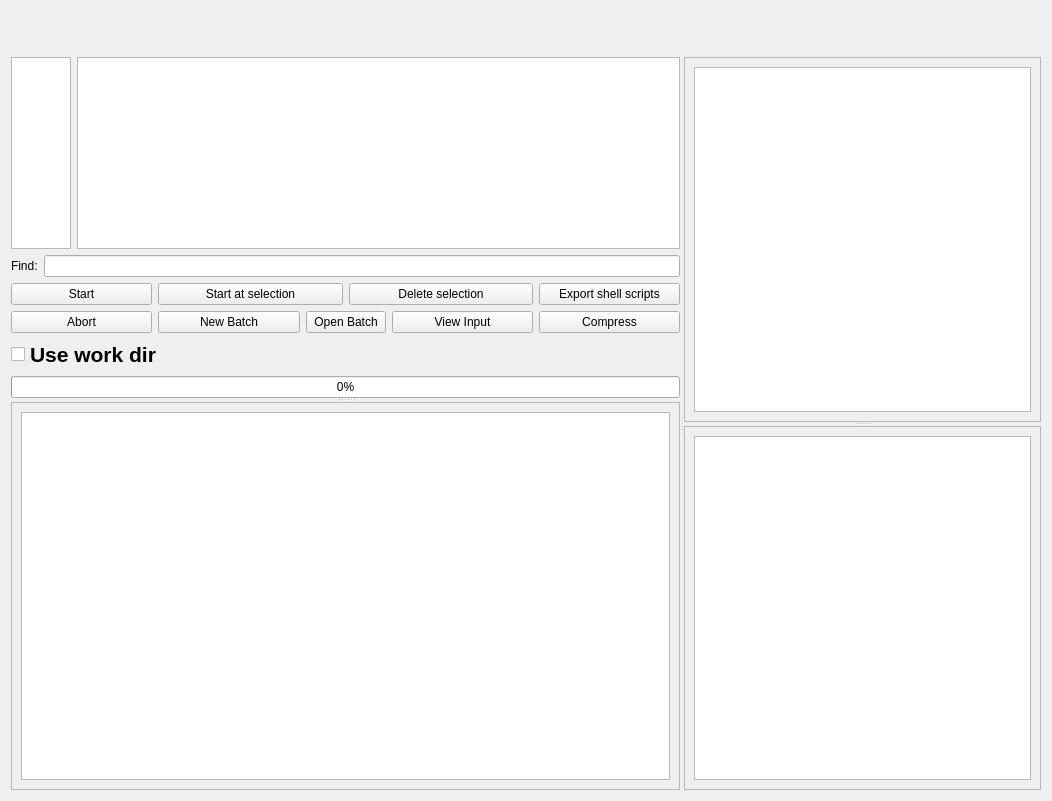
This is mesmerize/viewer/modules/ui_files/batch_manager_pytemplate.ui in kushalkolar/MESmerize as Qt 5 draws it before an edit. The edited form follows.
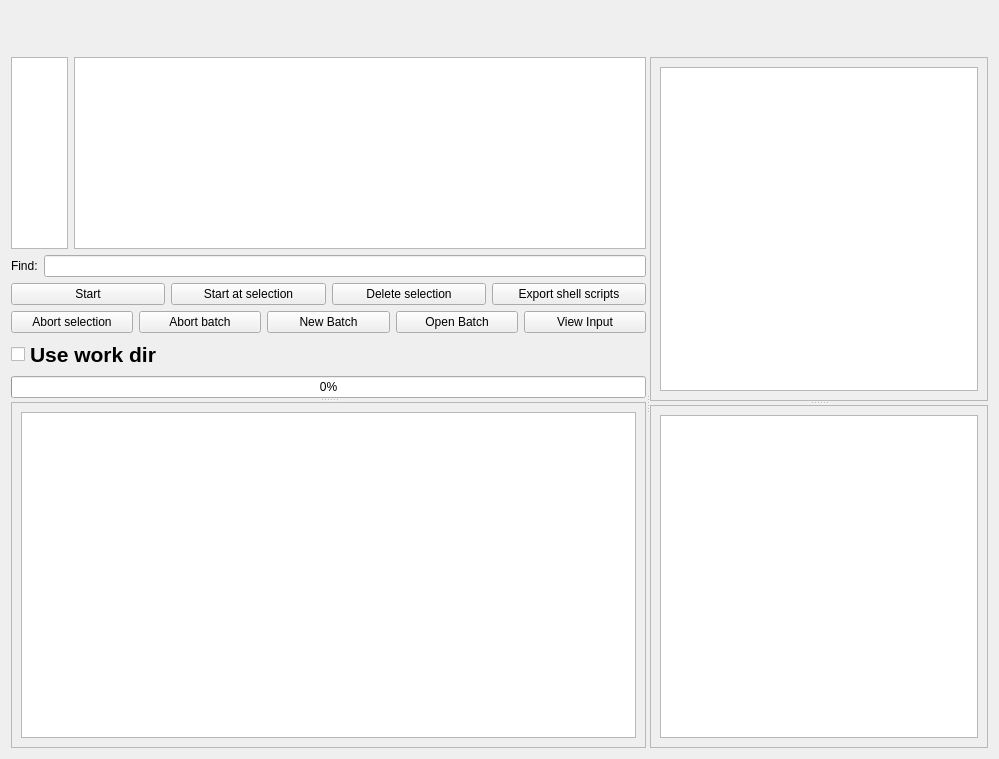
This is the edited form.

Commit message: added abort all button, not yet functionally implemented

What changed in the file:
```diff
--- a/mesmerize/viewer/modules/ui_files/batch_manager_pytemplate.ui
+++ b/mesmerize/viewer/modules/ui_files/batch_manager_pytemplate.ui
@@ -6,14 +6,14 @@
    <rect>
     <x>0</x>
     <y>0</y>
-    <width>1052</width>
-    <height>801</height>
+    <width>999</width>
+    <height>759</height>
    </rect>
   </property>
   <property name="windowTitle">
    <string>Form</string>
   </property>
-  <layout class="QVBoxLayout" name="verticalLayout_5">
+  <layout class="QVBoxLayout" name="verticalLayout_6">
    <item>
     <widget class="QLabel" name="labelBatchPath">
      <property name="sizePolicy">
@@ -57,8 +57,8 @@
       <property name="orientation">
        <enum>Qt::Vertical</enum>
       </property>
-      <widget class="QWidget" name="layoutWidget">
-       <layout class="QVBoxLayout" name="verticalLayout">
+      <widget class="QWidget" name="">
+       <layout class="QVBoxLayout" name="verticalLayout_5">
         <item>
          <layout class="QHBoxLayout" name="horizontalLayout">
           <item>
@@ -107,8 +107,10 @@
          </layout>
         </item>
         <item>
-         <layout class="QGridLayout" name="gridLayout">
-          <item row="0" column="0">
+         <layout class="QVBoxLayout" name="verticalLayout">
+          <item>
+           <layout class="QHBoxLayout" name="horizontalLayout_4">
+            <item>
            <widget class="QPushButton" name="btnStart">
             <property name="sizePolicy">
              <sizepolicy hsizetype="MinimumExpanding" vsizetype="MinimumExpanding">
@@ -139,7 +141,7 @@
             </property>
            </widget>
           </item>
-          <item row="0" column="1" colspan="2">
+            <item>
            <widget class="QPushButton" name="btnStartAtSelection">
             <property name="sizePolicy">
              <sizepolicy hsizetype="MinimumExpanding" vsizetype="MinimumExpanding">
@@ -170,7 +172,7 @@
             </property>
            </widget>
           </item>
-          <item row="0" column="3" colspan="2">
+            <item>
            <widget class="QPushButton" name="btnDelete">
             <property name="sizePolicy">
              <sizepolicy hsizetype="MinimumExpanding" vsizetype="MinimumExpanding">
@@ -195,7 +197,7 @@
             </property>
            </widget>
           </item>
-          <item row="0" column="5">
+            <item>
            <widget class="QPushButton" name="btnExportShScripts">
             <property name="sizePolicy">
              <sizepolicy hsizetype="MinimumExpanding" vsizetype="MinimumExpanding">
@@ -214,7 +216,11 @@
             </property>
            </widget>
           </item>
-          <item row="1" column="0">
+           </layout>
+          </item>
+          <item>
+           <layout class="QHBoxLayout" name="horizontalLayout_3">
+            <item>
            <widget class="QPushButton" name="btnAbort">
             <property name="sizePolicy">
              <sizepolicy hsizetype="MinimumExpanding" vsizetype="MinimumExpanding">
@@ -241,11 +247,42 @@
              </size>
             </property>
             <property name="text">
-             <string>Abort</string>
+               <string>Abort selection</string>
             </property>
            </widget>
           </item>
-          <item row="1" column="1">
+            <item>
+             <widget class="QPushButton" name="btnAbort_batch">
+              <property name="sizePolicy">
+               <sizepolicy hsizetype="MinimumExpanding" vsizetype="MinimumExpanding">
+                <horstretch>0</horstretch>
+                <verstretch>0</verstretch>
+               </sizepolicy>
+              </property>
+              <property name="minimumSize">
+               <size>
+                <width>55</width>
+                <height>0</height>
+               </size>
+              </property>
+              <property name="maximumSize">
+               <size>
+                <width>16777215</width>
+                <height>50</height>
+               </size>
+              </property>
+              <property name="baseSize">
+               <size>
+                <width>60</width>
+                <height>0</height>
+               </size>
+              </property>
+              <property name="text">
+               <string>Abort batch</string>
+              </property>
+             </widget>
+            </item>
+            <item>
            <widget class="QPushButton" name="btnNew">
             <property name="sizePolicy">
              <sizepolicy hsizetype="MinimumExpanding" vsizetype="MinimumExpanding">
@@ -276,7 +313,7 @@
             </property>
            </widget>
           </item>
-          <item row="1" column="2" colspan="2">
+            <item>
            <widget class="QPushButton" name="btnOpen">
             <property name="sizePolicy">
              <sizepolicy hsizetype="MinimumExpanding" vsizetype="MinimumExpanding">
@@ -307,7 +344,7 @@
             </property>
            </widget>
           </item>
-          <item row="1" column="4">
+            <item>
            <widget class="QPushButton" name="btnViewInput">
             <property name="sizePolicy">
              <sizepolicy hsizetype="MinimumExpanding" vsizetype="MinimumExpanding">
@@ -338,24 +375,7 @@
             </property>
            </widget>
           </item>
-          <item row="1" column="5">
-           <widget class="QPushButton" name="btnCompress">
-            <property name="sizePolicy">
-             <sizepolicy hsizetype="MinimumExpanding" vsizetype="MinimumExpanding">
-              <horstretch>0</horstretch>
-              <verstretch>0</verstretch>
-             </sizepolicy>
-            </property>
-            <property name="maximumSize">
-             <size>
-              <width>16777215</width>
-              <height>50</height>
-             </size>
-            </property>
-            <property name="text">
-             <string>Compress</string>
-            </property>
-           </widget>
+           </layout>
           </item>
          </layout>
         </item>
@@ -409,8 +429,8 @@
          <rect>
           <x>0</x>
           <y>0</y>
-          <width>695</width>
-          <height>368</height>
+          <width>644</width>
+          <height>302</height>
          </rect>
         </property>
         <layout class="QVBoxLayout" name="verticalLayout_2">
@@ -420,7 +440,7 @@
             <string>&lt;!DOCTYPE HTML PUBLIC &quot;-//W3C//DTD HTML 4.0//EN&quot; &quot;http://www.w3.org/TR/REC-html40/strict.dtd&quot;&gt;
 &lt;html&gt;&lt;head&gt;&lt;meta name=&quot;qrichtext&quot; content=&quot;1&quot; /&gt;&lt;style type=&quot;text/css&quot;&gt;
 p, li { white-space: pre-wrap; }
-&lt;/style&gt;&lt;/head&gt;&lt;body style=&quot; font-family:'Sans'; font-size:10pt; font-weight:400; font-style:normal;&quot;&gt;
+&lt;/style&gt;&lt;/head&gt;&lt;body style=&quot; font-family:'Noto Sans'; font-size:10pt; font-weight:400; font-style:normal;&quot;&gt;
 &lt;p style=&quot;-qt-paragraph-type:empty; margin-top:0px; margin-bottom:0px; margin-left:0px; margin-right:0px; -qt-block-indent:0; text-indent:0px; font-family:'Sans Serif'; font-size:9pt;&quot;&gt;&lt;br /&gt;&lt;/p&gt;&lt;/body&gt;&lt;/html&gt;</string>
            </property>
           </widget>
@@ -451,8 +471,8 @@
          <rect>
           <x>0</x>
           <y>0</y>
-          <width>331</width>
-          <height>365</height>
+          <width>334</width>
+          <height>346</height>
          </rect>
         </property>
         <layout class="QVBoxLayout" name="verticalLayout_4">
@@ -477,8 +497,8 @@
          <rect>
           <x>0</x>
           <y>0</y>
-          <width>331</width>
-          <height>364</height>
+          <width>334</width>
+          <height>346</height>
          </rect>
         </property>
         <layout class="QVBoxLayout" name="verticalLayout_3">
```
Left out of the diff: 1 changed line with no effect on the pictures. Lines whose indentation alone changed are shown as unchanged.
